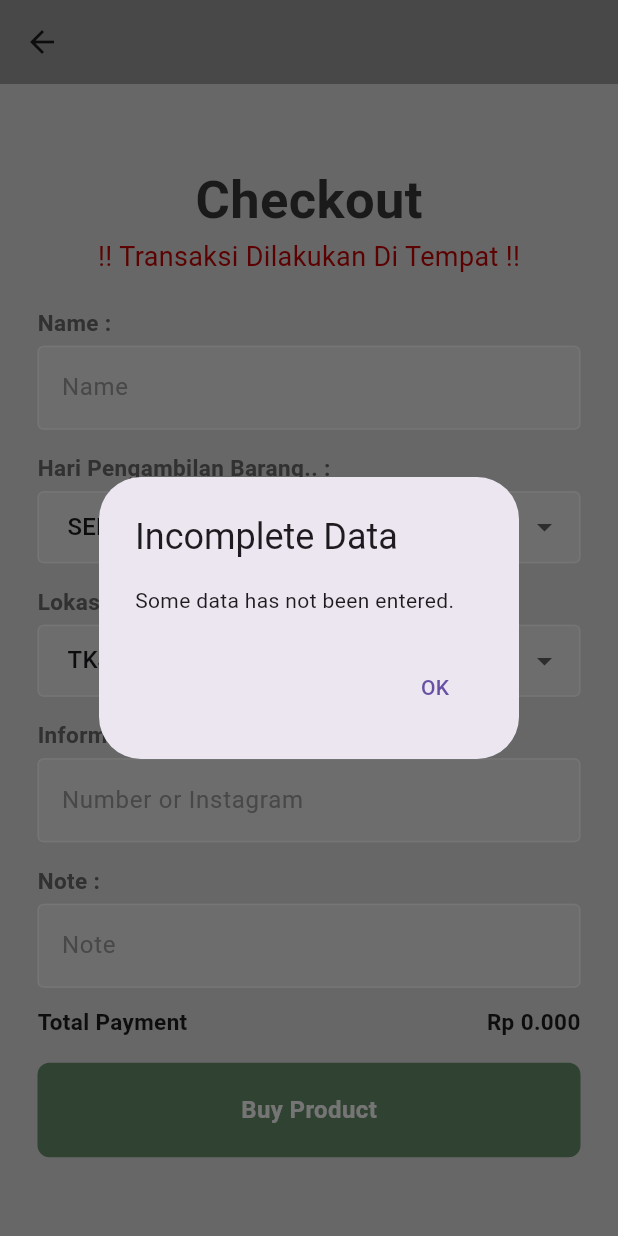
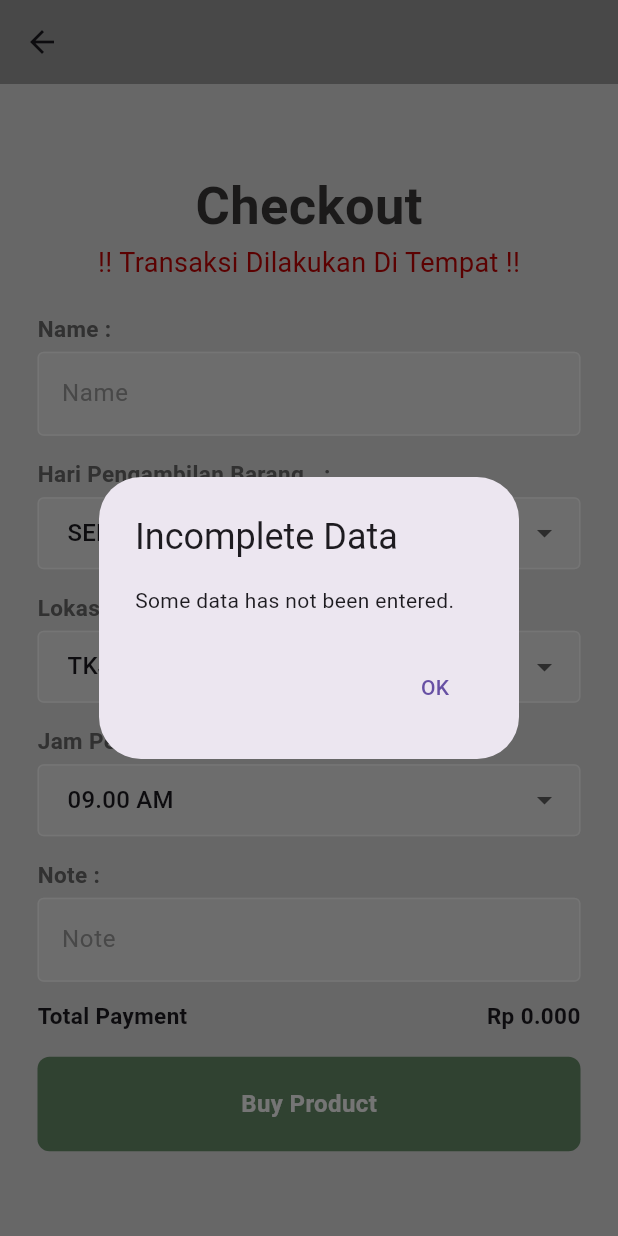
Before and after one commit to raaffiy/ecommerce_flutter, a Flutter app: the CheckOut screen opened directly, after a tap on "Buy Product", on a phone screen of 412 x 824 dp. Run offline on Flutter 3.47's test engine with Material 3 defaults, Android fonts, the phone set to English and light mode, and no system bars; our stand-ins replace cloud_firestore, firebase_auth, firebase_core, get, google_nav_bar, google_sign_in; accounts and stored records are empty.

Commit message:
update checkout with firebase

```diff
--- a/lib/pages/checkout_page.dart
+++ b/lib/pages/checkout_page.dart
@@ -1,3 +1,4 @@
+import 'package:cloud_firestore/cloud_firestore.dart';
 import 'package:ecommerce/models/cart.dart';
 import 'package:ecommerce/pages/success_buy.dart';
 import 'package:flutter/material.dart';
@@ -13,6 +14,9 @@ class CheckOut extends StatefulWidget {
 class _CheckOutState extends State<CheckOut> {
   // list lokasi
   List<String> listLokasi = <String>['TKJ', 'TEI', 'RPL', 'TET', 'AK', 'TO'];
+  String dropdownLokasi = '';
+
+  // list hari
   List<String> listHari = <String>[
     'SENIN',
     'SELASA',
@@ -21,14 +25,30 @@ class _CheckOutState extends State<CheckOut> {
     'JUMAT',
     'SABTU'
   ];
-  String dropdownLokasi = '';
   String dropdownHari = '';
+
+  // list time
+  List<String> listTime = <String>[
+    '09.00 AM',
+    '12.00',
+    '15.00 PM',
+  ];
+  String dropdownTime = '';
+
   @override
   void initState() {
     super.initState();
+    // Inisialisasi firestore
+    firestore = FirebaseFirestore.instance;
+    // Inisialisasi transaction
+    transaction = firestore.collection('transaction');
     dropdownLokasi = listLokasi.first;
     dropdownHari = listHari.first;
+    dropdownTime = listTime.first;
   }
+
+  late FirebaseFirestore firestore; // Ubah menjadi late
+  late CollectionReference transaction; // Ubah menjadi late
 
   void OnTap() {
     Navigator.push(
@@ -39,6 +59,7 @@ class _CheckOutState extends State<CheckOut> {
     );
   }
 
+  // jika semua data sudah di masukkan maka akan menampilkan show dialog di bawah ini
   Future<void> _showConfirmationDialog() async {
     return showDialog<void>(
       context: context,
@@ -57,8 +78,25 @@ class _CheckOutState extends State<CheckOut> {
             TextButton(
               onPressed: () {
                 // Handle the action when the user clicks "Yes"
-                Navigator.of(context).pop(); // Close the dialog
-                _completePurchase(); // Call the function to complete the purchase
+                transaction.add({
+                  'nameUser': _nameController.text,
+                  'hariPengambilan': dropdownHari,
+                  'lokasiPengambilan': dropdownLokasi,
+                  'jamPengambilan': dropdownTime,
+                  'note': _noteController.text,
+                }).then((value) {
+                  // Clear the text fields after successful submission
+                  _nameController.clear();
+                  _noteController.clear();
+                  // Close the dialog
+                  Navigator.of(context).pop();
+                  // Call the function to complete the purchase
+                  _completePurchase();
+                }).catchError((error) {
+                  // Handle error if any
+                  print("Failed to add transaction: $error");
+                  // Optionally, show an error message to the user
+                });
               },
               child: const Text('Yes'),
             ),
@@ -83,7 +121,7 @@ class _CheckOutState extends State<CheckOut> {
 
   void _onTap() {
     // Check if the name and note fields are empty
-    if (_nameController.text.isEmpty || _noteController.text.isEmpty) {
+    if (_nameController.text.isEmpty) {
       _showDataNotEnteredDialog();
     } else {
       _showConfirmationDialog();
@@ -311,7 +349,7 @@ class _CheckOutState extends State<CheckOut> {
                   child: Row(
                     children: [
                       Text(
-                        'Information : ',
+                        'Jam Pengambilan Barang : ',
                         style: TextStyle(
                           fontSize: 15,
                           fontWeight: FontWeight.bold,
@@ -324,11 +362,10 @@ class _CheckOutState extends State<CheckOut> {
 
                 const SizedBox(height: 5),
 
-                // Note textfield
+                // List Lokasi
                 Padding(
                   padding: const EdgeInsets.symmetric(horizontal: 25.0),
-                  child: TextField(
-                    controller: _noteController,
+                  child: DropdownButtonFormField<String>(
                     decoration: InputDecoration(
                       enabledBorder: const OutlineInputBorder(
                         borderSide: BorderSide(color: Colors.white),
@@ -338,11 +375,27 @@ class _CheckOutState extends State<CheckOut> {
                       ),
                       fillColor: Colors.grey.shade200,
                       filled: true,
-                      hintText: 'Number or Instagram',
                       hintStyle: TextStyle(
                         color: Colors.grey[500],
                       ),
+                      contentPadding: const EdgeInsets.symmetric(
+                        vertical: 12,
+                        horizontal: 16,
+                      ),
                     ),
+                    value: dropdownTime,
+                    onChanged: (String? value) {
+                      setState(() {
+                        dropdownTime = value!;
+                      });
+                    },
+                    items:
+                        listTime.map<DropdownMenuItem<String>>((String value) {
+                      return DropdownMenuItem<String>(
+                        value: value,
+                        child: Text(value),
+                      );
+                    }).toList(),
                   ),
                 ),
 
@@ -371,6 +424,7 @@ class _CheckOutState extends State<CheckOut> {
                 Padding(
                   padding: const EdgeInsets.symmetric(horizontal: 25.0),
                   child: TextField(
+                    controller: _noteController,
                     decoration: InputDecoration(
                       enabledBorder: const OutlineInputBorder(
                         borderSide: BorderSide(color: Colors.white),
@@ -390,7 +444,6 @@ class _CheckOutState extends State<CheckOut> {
 
                 const SizedBox(height: 12),
 
-                // total
                 // total
                 Padding(
                   padding: const EdgeInsets.symmetric(horizontal: 25.0),
```
Also changed, not shown: 1 other file.
